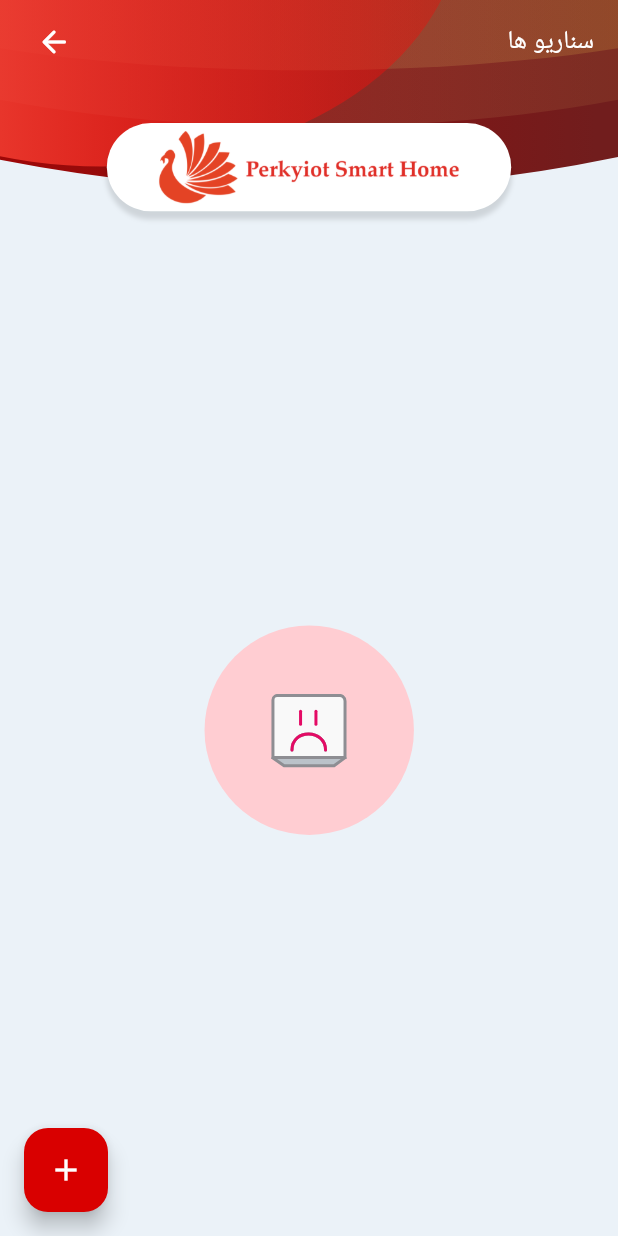
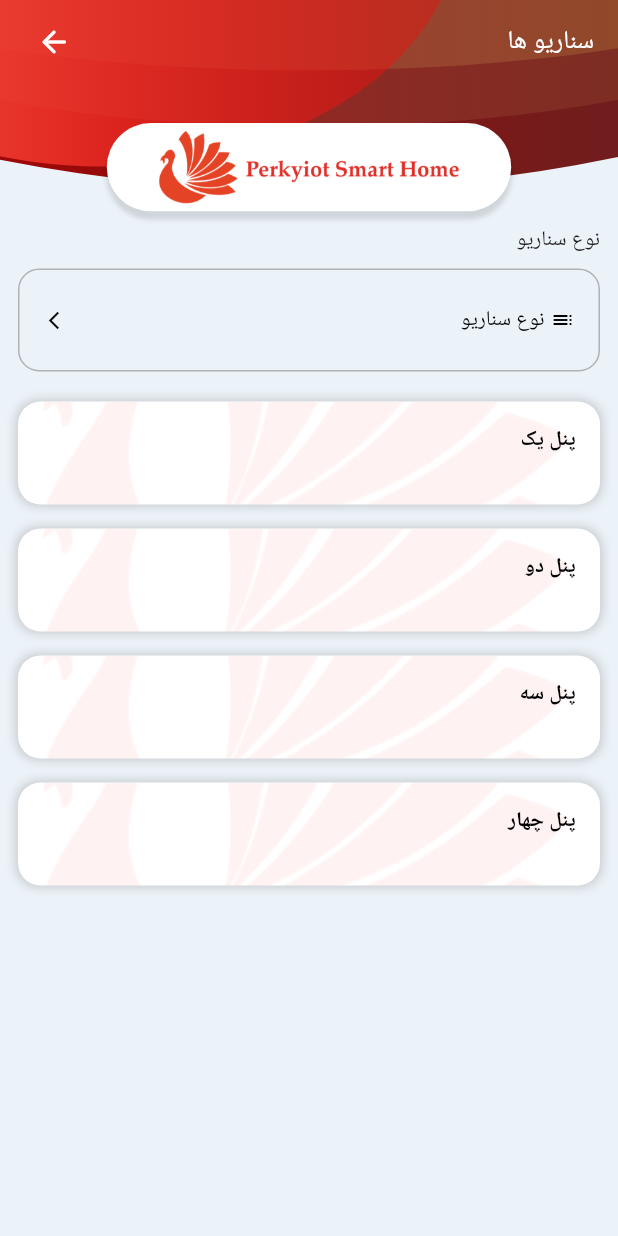
Before and after one commit to mahdi-dfr/smart-home, a Flutter app: the ScenarioScreen screen opened directly, on a phone screen of 412 x 824 dp. Run offline on Flutter 3.47's test engine with Material 2 defaults, Android fonts, the phone set to English and light mode, and no system bars; drawn by our look-alikes of dropdown_button2; our stand-ins replace animated_bottom_navigation_bar, connectivity_plus, dio, expansion_tile_card, flutter_advanced_drawer, flutter_svg and 8 more; missing offline and left inert: day_night_time_picker, mqtt_client; accounts and stored records are empty; network calls fail; Roboto replaces fonts that are missing (IranSans).

Commit message:
[feat] add scenario ui

```diff
--- a/lib/core/constants/routes.dart
+++ b/lib/core/constants/routes.dart
@@ -3,6 +3,8 @@ import 'package:turkeysh_smart_home/core/resource/app_bindings.dart';
 import 'package:turkeysh_smart_home/features/base_page.dart';
 import 'package:turkeysh_smart_home/features/home/presentation/screen/create_device.dart';
 import 'package:turkeysh_smart_home/features/project/presentation/screen/project_screen.dart';
+import 'package:turkeysh_smart_home/features/scenario/presentation/screen/choose_scenario.dart';
+import 'package:turkeysh_smart_home/features/scenario/presentation/screen/panel_screen.dart';
 import '../../features/auth/presentation/screen/login.dart';
 import '../../features/auth/presentation/screen/register.dart';
 import '../../features/settings/presentation/screen/board_settings.dart';
@@ -22,6 +24,8 @@ class PagesRoutes {
   static const String _boardSetting = '/board_Setting';
   static const String _createBoard = '/create_board';
   static const String _createDevice = '/create_device';
+  static const String _panelScreen = '/panel_screen';
+  static const String _chooseScenario = '/choose_scenario';
 
   static String get boardSetting => _boardSetting;
 
@@ -42,6 +46,10 @@ class PagesRoutes {
   static String get createBoard => _createBoard;
 
   static String get createDevice => _createDevice;
+
+  static String get panelScreen => _panelScreen;
+
+  static String get chooseScenario => _chooseScenario;
 
   static List<GetPage<dynamic>> pages = [
     GetPage(
@@ -79,5 +87,15 @@ class PagesRoutes {
       name: _createDevice,
       page: () => CreateDeviceScreen(),
     ),
+
+    GetPage(
+      name: _panelScreen,
+      page: () => const PanelScreen(),
+    ),
+
+    GetPage(
+      name: _chooseScenario,
+      page: () => const ChooseScenarioScreen(),
+    ),
   ];
 }
--- a/lib/features/scenario/presentation/screen/scenario_screen.dart
+++ b/lib/features/scenario/presentation/screen/scenario_screen.dart
@@ -1,38 +1,63 @@
 import 'package:flutter/material.dart';
+import 'package:get/get.dart';
 import 'package:lottie/lottie.dart';
+import 'package:turkeysh_smart_home/core/constants/dimens.dart';
+import 'package:turkeysh_smart_home/core/widget/drop_box.dart';
 
 import '../../../../core/constants/colors.dart';
 import '../../../../core/constants/images.dart';
+import '../../../../core/constants/routes.dart';
 import '../../../../core/constants/styles.dart';
 import '../../../../core/widget/custom_app_bar.dart';
+import '../widget/panel_item.dart';
 
 class ScenarioScreen extends StatelessWidget {
-  ScenarioScreen({ Key? key}) : super(key: key);
+  ScenarioScreen({Key? key}) : super(key: key);
 
   @override
   Widget build(BuildContext context) {
+    var width = MediaQuery.sizeOf(context).width;
+    var height = MediaQuery.sizeOf(context).height;
+
     return Scaffold(
       backgroundColor: CustomColors.backgroundColor,
-      floatingActionButton: FloatingActionButton(
-        onPressed: (){},
-        backgroundColor: CustomColors.foregroundColor,
-        child: const Icon(
-          Icons.add,
-          color: Colors.white,
+      appBar: CustomAppBar(
+        height: 150,
+        titleWidget: const Text(
+          'سناریو ها',
+          style: AppStyles.appbarTitleStyle,
         ),
       ),
-      floatingActionButtonAnimator: FloatingActionButtonAnimator.scaling,
-      floatingActionButtonLocation: FloatingActionButtonLocation.endFloat,
-      appBar: CustomAppBar(
-        height: 150,
-        titleWidget: const Text('سناریو ها', style: AppStyles.appbarTitleStyle,),
-      ),
       body: SafeArea(
-        child: Center(
-          child: Lottie.asset(Images.empty, width: MediaQuery.sizeOf(context).width / 2),
+          child: Padding(
+            padding: const EdgeInsets.symmetric(horizontal: 12),
+            child: SingleChildScrollView(
+              child: Column(
+                children: [
+                  CustomDropDown(
+                      items: const ['پنل دیواری', 'نرم افزار'],
+                      title: 'نوع سناریو',
+                      width: width,
+                      height: height/12,
+                      onPressed: (value) {}),
 
-        ),
-      ),
+                  const SizedBox(height: 12,),
+
+                  Column(
+                    children: [
+                      PanelItem(title: 'پنل یک', onItemPressed: (){
+                        Get.toNamed(PagesRoutes.panelScreen);
+                      },),
+                      PanelItem(title: 'پنل دو', onItemPressed: (){},),
+                      PanelItem(title: 'پنل سه', onItemPressed: (){},),
+                      PanelItem(title: 'پنل چهار', onItemPressed: (){},),
+
+                    ],
+                  )
+                ],
+              ),
+            ),
+          )),
     );
   }
 }
--- /dev/null
+++ b/lib/features/scenario/presentation/widget/panel_item.dart
@@ -0,0 +1,50 @@
+import 'package:flutter/material.dart';
+import 'package:turkeysh_smart_home/core/constants/styles.dart';
+
+import '../../../../core/constants/dimens.dart';
+import '../../../../core/constants/images.dart';
+
+class PanelItem extends StatelessWidget {
+  PanelItem({required this.title, required this.onItemPressed, Key? key})
+      : super(key: key);
+
+  Function() onItemPressed;
+  String title;
+
+  @override
+  Widget build(BuildContext context) {
+    var width = MediaQuery.sizeOf(context).width;
+    var height = MediaQuery.sizeOf(context).height;
+
+    return InkWell(
+      onTap: onItemPressed,
+      child: Container(
+        width: width,
+        height: height / 12,
+        padding: const EdgeInsets.all(8),
+        margin: const EdgeInsets.symmetric(vertical: 8),
+        decoration: BoxDecoration(
+          color: Colors.white,
+          boxShadow: [
+            BoxShadow(
+                color: Colors.grey.withOpacity(0.5),
+                offset: const Offset(0, 0),
+                spreadRadius: 1,
+                blurRadius: 5)
+          ],
+          borderRadius: BorderRadius.circular(AppDimensions.borderRadius),
+          image: const DecorationImage(
+              image: AssetImage(Images.logo), fit: BoxFit.cover, opacity: 0.05),
+        ),
+        child: Padding(
+          padding: const EdgeInsets.all(8),
+          child: Text(
+            title,
+            style: AppStyles.style6,
+          ),
+        )
+        )
+
+    );
+  }
+}
```
Also changed, not shown: lib/features/scenario/presentation/screen/choose_scenario.dart (added, +91 -0 lines), lib/features/scenario/presentation/screen/panel_screen.dart (added, +98 -0 lines).
